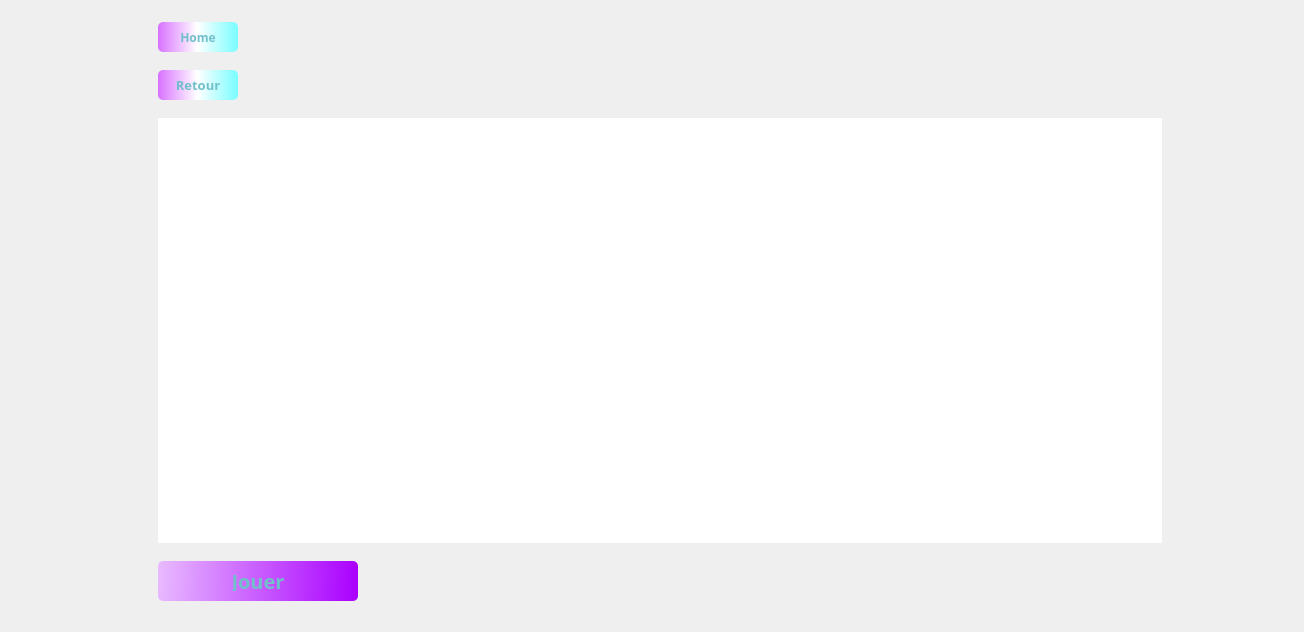
The window that ApplicationPC/mainwindow.ui (Cortard/RobotRicochetSolver) describes before a commit, drawn with Qt 5.
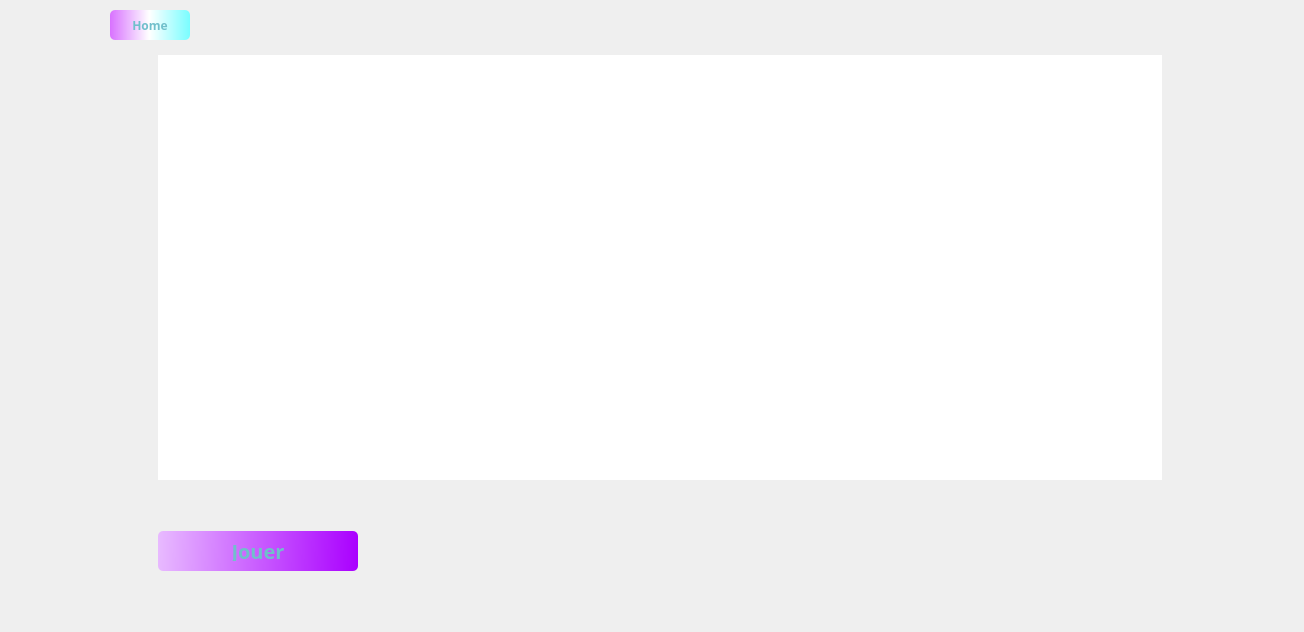
The same window after the commit. The open tabs and pages were chosen to show the change. Icons and pictures are not drawn.

```diff
--- a/ApplicationPC/mainwindow.ui
+++ b/ApplicationPC/mainwindow.ui
@@ -2494,8 +2494,8 @@
         <property name="bottomMargin">
          <number>100</number>
         </property>
-        <item row="4" column="0">
-         <widget class="QPushButton" name="pushButton">
+        <item row="2" column="0">
+         <widget class="QPushButton" name="JouerOfficiel">
           <property name="minimumSize">
            <size>
             <width>200</width>
@@ -2516,7 +2516,7 @@
            </font>
           </property>
           <property name="styleSheet">
-           <string notr="true">QPushButton#pushButton {
+           <string notr="true">QPushButton#JouerOfficiel {
     background-color: qlineargradient(spread:pad, x1:0, y1:0.477, x2:1, y2:0.483, stop:0 rgba(232, 186, 255, 255), stop:1 rgba(170, 0, 255, 255));
 	border:none;
 	border-radius: 5px;
@@ -2539,7 +2539,7 @@
           </property>
          </widget>
         </item>
-        <item row="3" column="0">
+        <item row="1" column="0">
          <layout class="QHBoxLayout" name="horizontalLayout_8">
           <property name="spacing">
            <number>100</number>
@@ -2572,95 +2572,6 @@
           </item>
          </layout>
         </item>
-        <item row="1" column="0" alignment="Qt::AlignLeft">
-         <widget class="QPushButton" name="Home_4">
-          <property name="minimumSize">
-           <size>
-            <width>80</width>
-            <height>30</height>
-           </size>
-          </property>
-          <property name="maximumSize">
-           <size>
-            <width>80</width>
-            <height>30</height>
-           </size>
-          </property>
-          <property name="font">
-           <font>
-            <family>Quicksand Medium</family>
-            <bold>true</bold>
-           </font>
-          </property>
-          <property name="styleSheet">
-           <string notr="true">QPushButton#Home_4 {
-    background-color: qlineargradient(spread:pad, x1:0, y1:0, x2:1, y2:0, stop:0 rgba(216, 113, 255, 255), stop:0.489712 rgba(255, 255, 255, 255), stop:1 rgba(121, 253, 255, 255));
-	border:none;
-	border-radius: 5px;
-	padding:10px;
-	color : #70bfcb;
-}
-
-QPushButton#Home_4:hover {
-    background-color: #9c2579;
-}
-
-QPushButton#Home_4:pressed {
-    background-color: #9c2579;     
-}
-
-</string>
-          </property>
-          <property name="text">
-           <string>Home</string>
-          </property>
-         </widget>
-        </item>
-        <item row="2" column="0" alignment="Qt::AlignLeft">
-         <widget class="QPushButton" name="Retour_8">
-          <property name="minimumSize">
-           <size>
-            <width>80</width>
-            <height>30</height>
-           </size>
-          </property>
-          <property name="maximumSize">
-           <size>
-            <width>80</width>
-            <height>30</height>
-           </size>
-          </property>
-          <property name="font">
-           <font>
-            <family>Quicksand Medium</family>
-            <pointsize>10</pointsize>
-            <bold>true</bold>
-           </font>
-          </property>
-          <property name="styleSheet">
-           <string notr="true">QPushButton#Retour_8 {
-    background-color: qlineargradient(spread:pad, x1:0, y1:0, x2:1, y2:0, stop:0 rgba(216, 113, 255, 255), stop:0.489712 rgba(255, 255, 255, 255), stop:1 rgba(121, 253, 255, 255));
-	border:none;
-	border-radius: 5px;
-	padding:10px;
-	color : #70bfcb;
-}
-
-QPushButton#Retour_8:hover {
-    background-color: #9c2579;
-}
-
-QPushButton#Retour_8:pressed {
-    background-color: #9c2579;     
-}
-
-</string>
-          </property>
-          <property name="text">
-           <string>Retour</string>
-          </property>
-         </widget>
-        </item>
        </layout>
       </widget>
      </widget>
@@ -2867,6 +2778,56 @@
      </widget>
     </widget>
    </widget>
+   <widget class="QPushButton" name="Home">
+    <property name="geometry">
+     <rect>
+      <x>110</x>
+      <y>10</y>
+      <width>80</width>
+      <height>30</height>
+     </rect>
+    </property>
+    <property name="minimumSize">
+     <size>
+      <width>80</width>
+      <height>30</height>
+     </size>
+    </property>
+    <property name="maximumSize">
+     <size>
+      <width>80</width>
+      <height>30</height>
+     </size>
+    </property>
+    <property name="font">
+     <font>
+      <family>Quicksand Medium</family>
+      <bold>true</bold>
+     </font>
+    </property>
+    <property name="styleSheet">
+     <string notr="true">QPushButton#Home{
+    background-color: qlineargradient(spread:pad, x1:0, y1:0, x2:1, y2:0, stop:0 rgba(216, 113, 255, 255), stop:0.489712 rgba(255, 255, 255, 255), stop:1 rgba(121, 253, 255, 255));
+	border:none;
+	border-radius: 5px;
+	padding:10px;
+	color : #70bfcb;
+}
+
+QPushButton#Home:hover {
+    background-color: #9c2579;
+}
+
+QPushButton#Home:pressed {
+    background-color: #9c2579;     
+}
+
+</string>
+    </property>
+    <property name="text">
+     <string>Home</string>
+    </property>
+   </widget>
   </widget>
  </widget>
  <resources/>
```
Left out of the diff: 900 changed lines with no effect on the pictures.
